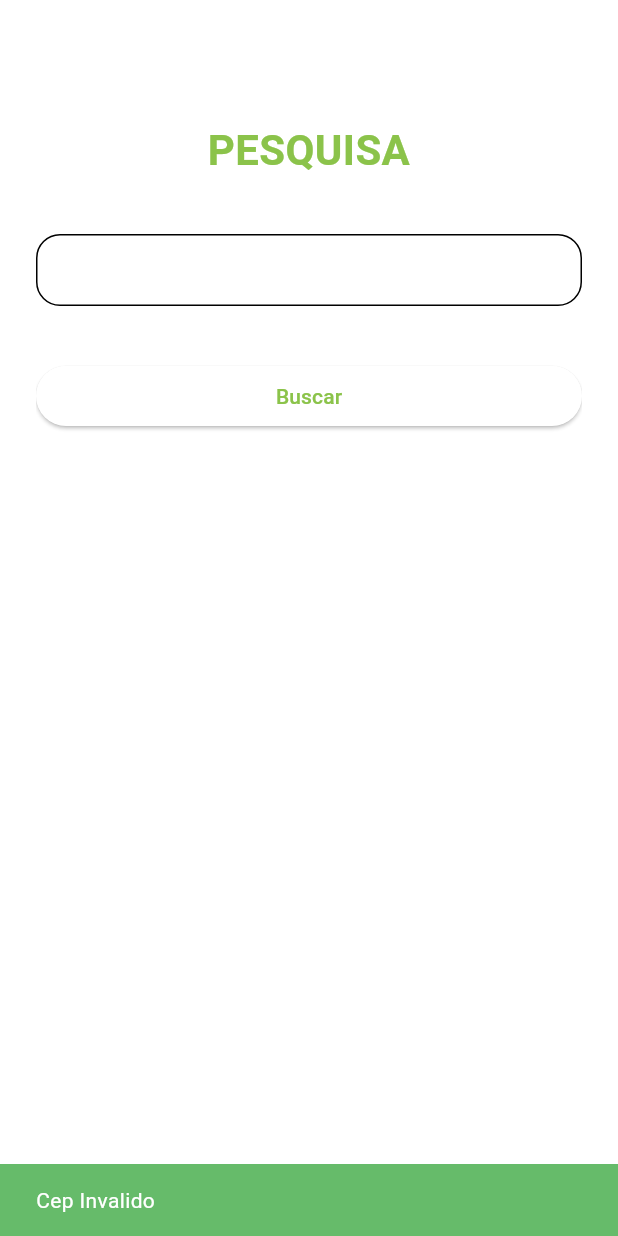
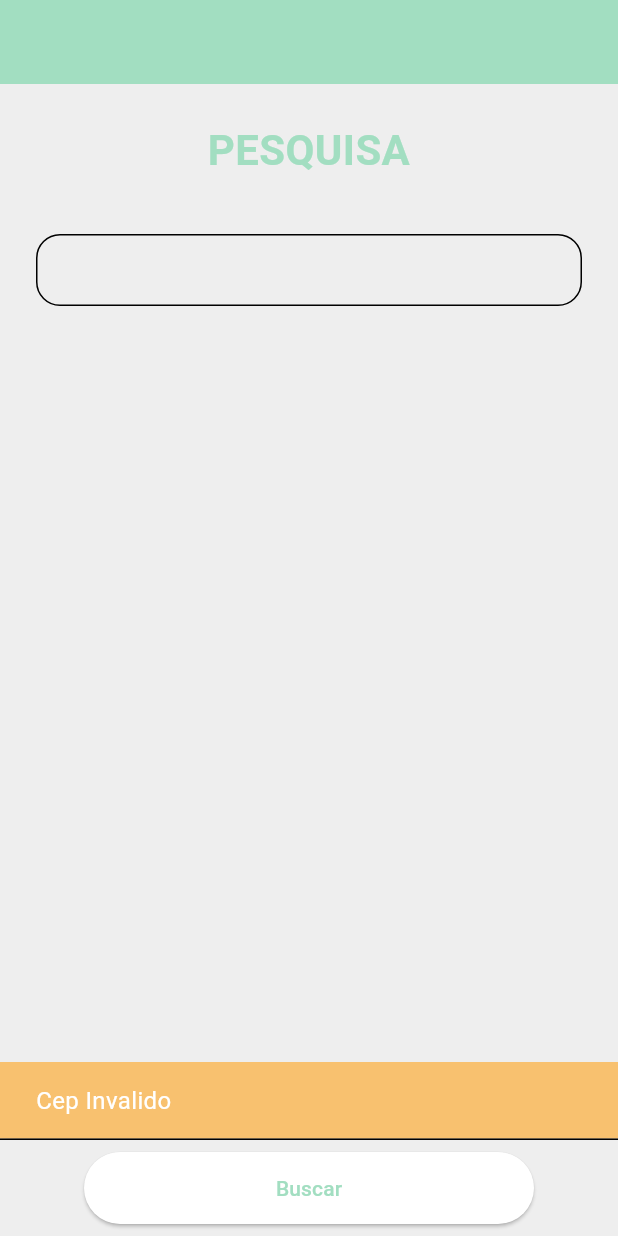
Before and after one commit to Everton10info/consulta_cep_dio, a Flutter app: the screen it shows after launch, after a tap on "Buscar", on a phone screen of 412 x 824 dp. Run offline on Flutter 3.47's test engine with Material 2 defaults, Android fonts, the phone set to English and light mode, and no system bars; our stand-ins replace mask_text_input_formatter; network calls fail.

Commit message:
fix:retoques finais

```diff
--- a/lib/home_data.dart
+++ b/lib/home_data.dart
@@ -14,7 +14,7 @@ class HomeDataImpl implements HomeData {
   @override
   deleteData(String id) async {
     final urldellCep = 'https://parseapi.back4app.com/classes/cep/$id';
-    final result = await http.delete(Uri.parse(urldellCep), headers: {
+    await http.delete(Uri.parse(urldellCep), headers: {
       "X-Parse-Application-Id": "Puc4W5ugN4xcsrZeE2hi5q0TaW9v6NakDthKRyHh",
       "X-Parse-REST-API-Key": "wA0T5iBvfALHj68biMX0qKD7XNYmDmXkJeXuyqc9",
       "Content-Type": "application/json",
--- a/lib/home_page.dart
+++ b/lib/home_page.dart
@@ -1,4 +1,3 @@
-import 'package:consulta_cep_dio/cep_model.dart';
 import 'package:consulta_cep_dio/home_controller.dart';
 import 'package:consulta_cep_dio/utils.dart';
 import 'package:flutter/material.dart';
@@ -17,26 +16,47 @@ class HomePage extends StatefulWidget {
 
 class _HomePageState extends State<HomePage> {
   final _textEditingController = TextEditingController();
-  @override
-  void initState() {
-    init();
-    super.initState();
-  }
-
-  init() async {
-    await widget.homeController.showList();
-  }
 
   @override
   Widget build(BuildContext context) {
     widget.homeController.showList();
-    return Scaffold(
-      appBar: AppBar(),
+    return SafeArea(
+      child: Scaffold(
+        backgroundColor: Colors.grey[200],
+        persistentFooterButtons: [
+          Align(
+            child: ElevatedButton(
+                style: ButtonStyle(
+                  minimumSize: MaterialStateProperty.all(
+                    const Size.fromWidth(300),
+                  ),
+                ),
+                onPressed: () {
+                  widget.homeController
+                      .findCep(_textEditingController.text)
+                      .then((value) =>
+                          ScaffoldMessenger.of(context).showSnackBar(SnackBar(
+                            content: Text(
+                              value,
+                              style: const TextStyle(fontSize: 16),
+                            ),
+                            backgroundColor: value == 'Cep Invalido'
+                                ? const Color.fromARGB(255, 248, 193, 111)
+                                : Colors.green[400],
+                          )));
+                },
+                child: const Text('Buscar')),
+          ),
+        ],
+        appBar: AppBar(
+          backgroundColor: const Color.fromARGB(255, 162, 222, 193),
+        ),
         body: Padding(
           padding: const EdgeInsets.all(24.0),
           child: SingleChildScrollView(
-          child:
-              Column(crossAxisAlignment: CrossAxisAlignment.stretch, children: [
+            child: Column(
+                crossAxisAlignment: CrossAxisAlignment.stretch,
+                children: [
                   Text(
                     'PESQUISA',
                     textAlign: TextAlign.center,
@@ -63,17 +83,6 @@ class _HomePageState extends State<HomePage> {
                   const SizedBox(
                     height: 36,
                   ),
-            ElevatedButton(
-                onPressed: () {
-                  widget.homeController
-                      .findCep(_textEditingController.text)
-                      .then((value) =>
-                          ScaffoldMessenger.of(context).showSnackBar(SnackBar(
-                            content: Text(value),
-                            backgroundColor: Colors.green[400],
-                          )));
-                },
-                child: const Text('Buscar')),
                   const SizedBox(
                     height: 16,
                   ),
@@ -96,7 +105,7 @@ class _HomePageState extends State<HomePage> {
                     builder: (BuildContext context, value, Widget? child) {
                       final list = widget.homeController.listCeps.value;
                       return SizedBox(
-                  height: MediaQuery.of(context).size.height * 0.6,
+                        height: MediaQuery.of(context).size.height * 0.5,
                         child: ListView.builder(
                           itemCount: list.length,
                           itemBuilder: (context, index) {
@@ -115,13 +124,15 @@ class _HomePageState extends State<HomePage> {
                                   height: 80,
                                   width: 70,
                                   decoration: const BoxDecoration(
-                                borderRadius:
-                                    BorderRadius.all(Radius.circular(150)),
-                                color: Color.fromARGB(255, 162, 222, 193)),
+                                      borderRadius: BorderRadius.all(
+                                          Radius.circular(150)),
+                                      color:
+                                          Color.fromARGB(255, 162, 222, 193)),
                                   child: Text(
                                     list[index].cep,
                                     style: const TextStyle(
-                                  fontSize: 10, fontWeight: FontWeight.bold),
+                                        fontSize: 10,
+                                        fontWeight: FontWeight.bold),
                                   ),
                                 ),
                                 trailing: IconButton(
@@ -138,8 +149,8 @@ class _HomePageState extends State<HomePage> {
                       );
                     },
                   ),
-            SizedBox()
                 ]),
+          ),
         ),
       ),
     );
--- a/lib/main.dart
+++ b/lib/main.dart
@@ -16,11 +16,9 @@ class MyApp extends StatelessWidget {
     return MaterialApp(
       theme: ThemeData(
         useMaterial3: true,
-        colorScheme: ColorScheme.fromSwatch(
-            primarySwatch: Colors.lightGreen,
-            backgroundColor: Colors.white,
-            accentColor: Colors.lightGreen,
-            cardColor: Colors.white),
+        colorScheme: const ColorScheme.light(
+          primary: Color.fromARGB(255, 162, 222, 193),
+        ),
       ),
       debugShowCheckedModeBanner: false,
       home: HomePage(
```
Lines whose indentation alone changed are shown as unchanged.
